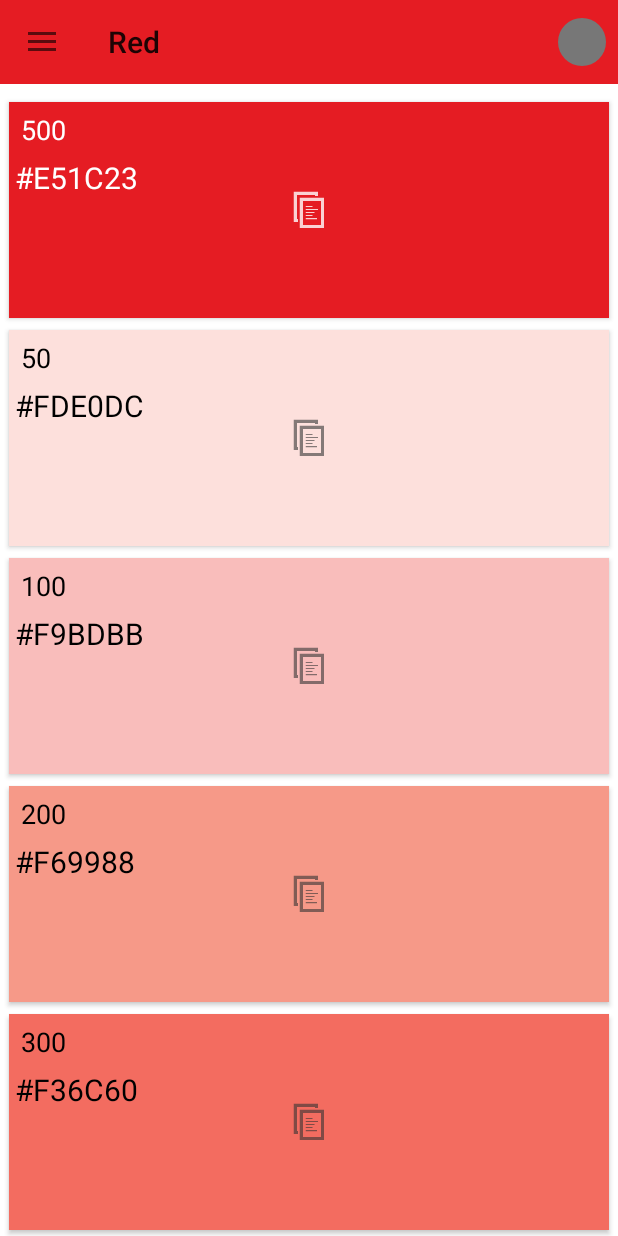
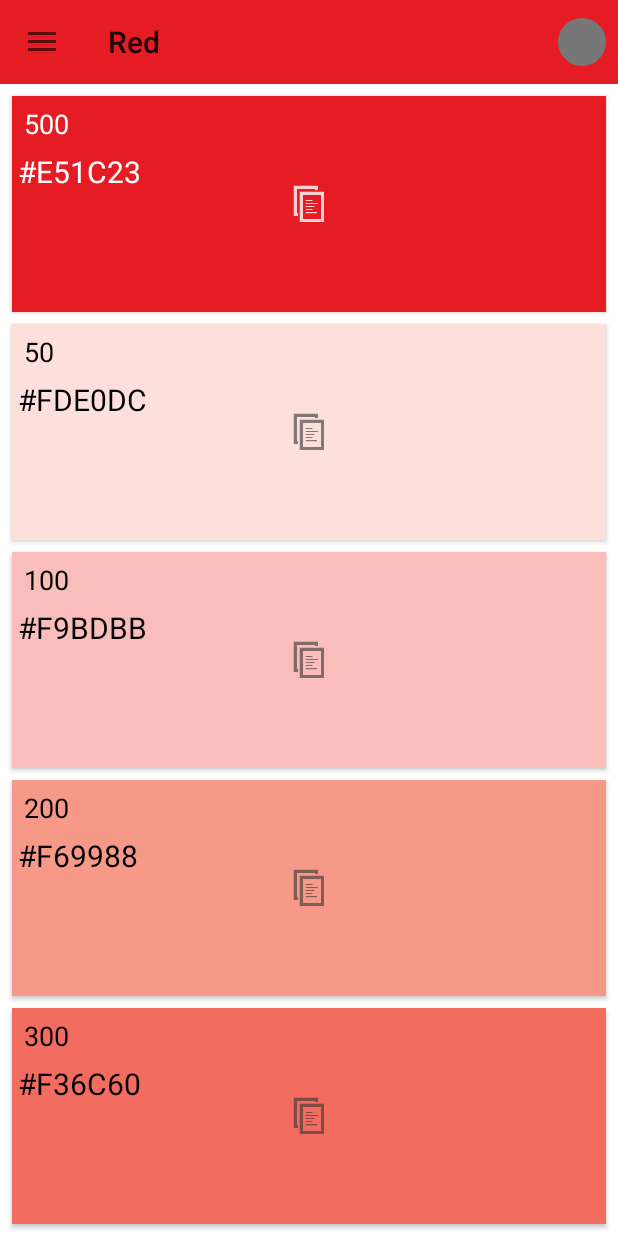
Before and after one commit to NightlyNexus/Material-Cards, an Android app: the screen it shows after launch (PaletteActivity), after a tap on "Red", on a phone screen of 412 x 824 dp. Run offline under Robolectric (Android 15) with nearby library versions, the phone set to English and light mode, and no system bars; 1 other tap on this screen came first.

Commit message:
Adjust padding

```diff
--- a/app/src/main/java/com/brianco/materialcards/PaletteFragment.java
+++ b/app/src/main/java/com/brianco/materialcards/PaletteFragment.java
@@ -52,6 +52,7 @@ public class PaletteFragment extends Fragment {
             @Override
             public void getItemOffsets(Rect outRect, View view,
                                        RecyclerView parent, RecyclerView.State state) {
+                if (parent.getChildPosition(view) < mAdapter.getItemCount() - 1)
                 outRect.set(0, 0, 0, (int) getResources().getDimension(R.dimen.card_spacing));
             }
         });
--- a/app/src/main/res/layout/fragment_color_palette.xml
+++ b/app/src/main/res/layout/fragment_color_palette.xml
@@ -5,9 +5,9 @@
     android:id="@+id/palette_card_list"
     android:layout_height="wrap_content"
     android:layout_width="match_parent"
-    android:paddingLeft="6dp"
-    android:paddingRight="6dp"
-    android:paddingTop="12dp"
-    android:paddingBottom="12dp"
+    android:paddingLeft="@dimen/recycler_padding_horizontal"
+    android:paddingRight="@dimen/recycler_padding_horizontal"
+    android:paddingTop="@dimen/recycler_padding_vertical"
+    android:paddingBottom="@dimen/recycler_padding_vertical"
     android:clipToPadding="false"
     android:overScrollMode="never" />
--- a/app/src/main/res/values-w820dp/dimens.xml
+++ b/app/src/main/res/values-w820dp/dimens.xml
@@ -2,5 +2,5 @@
     <!-- Example customization of dimensions originally defined in res/values/dimens.xml
          (such as screen margins) for screens with more than 820dp of available width. This
          would include 7" and 10" devices in landscape (~960dp and ~1280dp respectively). -->
-    <dimen name="activity_horizontal_margin">64dp</dimen>
+    <dimen name="recycler_padding_horizontal">16dp</dimen>
 </resources>
--- a/app/src/main/res/values/dimens.xml
+++ b/app/src/main/res/values/dimens.xml
@@ -1,7 +1,4 @@
 <resources>
-    <!-- Default screen margins, per the Android Design guidelines. -->
-    <dimen name="activity_horizontal_margin">16dp</dimen>
-    <dimen name="activity_vertical_margin">16dp</dimen>
 
     <!-- Per the design guidelines, navigation drawers should be between 240dp and 320dp:
          https://developer.android.com/design/patterns/navigation-drawer.html -->
@@ -14,7 +11,10 @@
     <dimen name="hover_y_offset_from_top">72dp</dimen>
     <dimen name="hover_move_threshold">10dp</dimen>
 
+    <dimen name="recycler_padding_horizontal">8dp</dimen>
+    <dimen name="recycler_padding_vertical">8dp</dimen>
+
     <dimen name="card_height">144dp</dimen>
-    <dimen name="card_spacing">8dp</dimen>
+    <dimen name="card_spacing">@dimen/recycler_padding_vertical</dimen>
 
 </resources>
```
